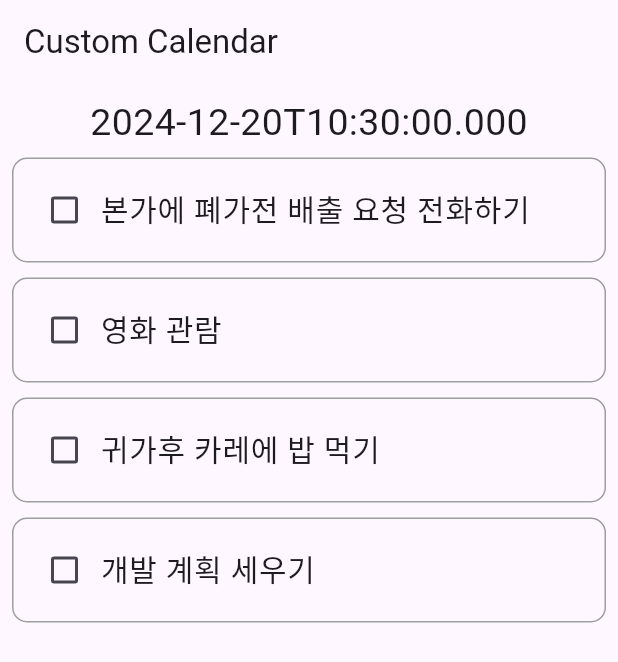
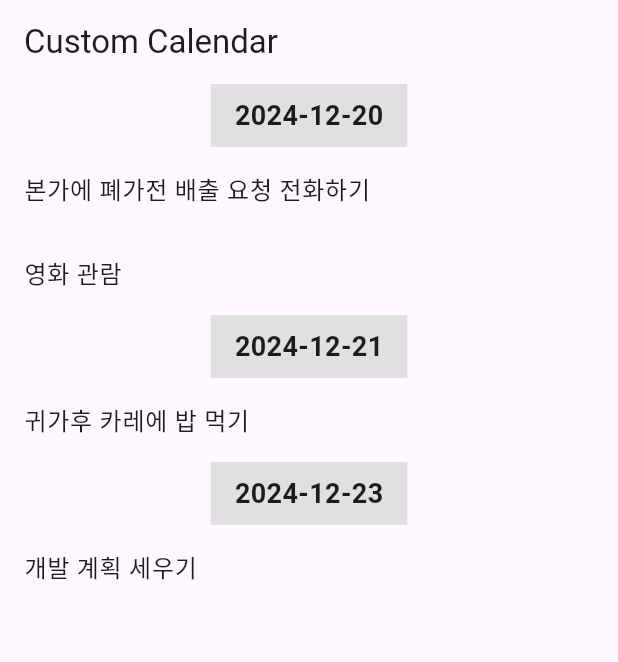
Before and after one commit to gkswl412/simple_todo_calendar, a Flutter app: the screen it shows after launch, on a phone screen of 412 x 824 dp. Shown: the top 662 px of the screen. Run offline on Flutter 3.47's test engine with Material 3 defaults, Android fonts, the phone set to English and light mode, and no system bars.

Commit message:
feat: Rename daily_timeline_view.dart to daily_task_feed_view.dart and add a date-based header to the list view, grouping tasks by their respective dates.

```diff
--- a/lib/main.dart
+++ b/lib/main.dart
@@ -1,6 +1,6 @@
 import 'package:flutter/material.dart';
 import 'package:simple_todo_calendar/models/todo_item.dart';
-import 'package:simple_todo_calendar/views/daily_timeline_view.dart';
+import 'package:simple_todo_calendar/views/daily_task_feed_view.dart';
 
 void main() {
   runApp(const MainApp());
@@ -16,27 +16,31 @@ class MainApp extends StatelessWidget {
           appBar: AppBar(
             title: const Text("Custom Calendar"),
           ),
-          body: DailyTimelineView(
+          body: DailyTaskFeedView(
             selectedDate: DateTime.now(),
             todoItems: [
               TodoItem(
                 note: '본가에 폐가전 배출 요청 전화하기',
                 time: DateTime.now(),
+                date: '2024-12-20',
                 isDone: false,
               ),
               TodoItem(
                 note: '영화 관람',
                 time: DateTime.now(),
+                date: '2024-12-20',
                 isDone: false,
               ),
               TodoItem(
                 note: '귀가후 카레에 밥 먹기',
                 time: DateTime.now(),
+                date: '2024-12-21',
                 isDone: false,
               ),
               TodoItem(
                 note: '개발 계획 세우기',
                 time: DateTime.now(),
+                date: '2024-12-23',
                 isDone: false,
               ),
             ],
--- a/lib/models/todo_item.dart
+++ b/lib/models/todo_item.dart
@@ -1,11 +1,13 @@
 class TodoItem {
   final String note;
   final DateTime time;
+  final String date;
   final bool isDone;
 
   const TodoItem({
     required this.note,
     required this.time,
+    required this.date,
     required this.isDone,
   });
 }
--- /dev/null
+++ b/lib/views/daily_task_feed_view.dart
@@ -0,0 +1,68 @@
+import 'package:flutter/material.dart';
+import 'package:simple_todo_calendar/models/todo_item.dart';
+import 'package:simple_todo_calendar/views/todo_card_view.dart';
+
+class DailyTaskFeedView extends StatefulWidget {
+  final DateTime selectedDate;
+  final List<TodoItem>? todoItems;
+
+  const DailyTaskFeedView({
+    required this.selectedDate,
+    this.todoItems,
+    super.key,
+  });
+
+  @override
+  State<DailyTaskFeedView> createState() => _DailyTaskFeedViewState();
+}
+
+class _DailyTaskFeedViewState extends State<DailyTaskFeedView> {
+  late List<TodoItem> todoItems;
+
+  @override
+  void initState() {
+    super.initState();
+    todoItems = widget.todoItems ?? [];
+  }
+
+  @override
+  Widget build(BuildContext context) {
+    return ListView.builder(
+      itemCount: todoItems.length,
+      itemBuilder: (context, index) {
+        String currentItemDate = todoItems[index].date;
+
+        // 이전 항목의 날짜를 가져오기
+        String previousItemDate = index > 0 ? todoItems[index - 1].date : "";
+
+        // 날짜가 바뀌면 헤더를 추가
+        if (currentItemDate != previousItemDate) {
+          return Column(
+            children: [
+              // 날짜를 헤더로 표시
+              Container(
+                padding:
+                    const EdgeInsets.symmetric(vertical: 8.0, horizontal: 16.0),
+                color: Colors.grey[300],
+                child: Text(
+                  currentItemDate,
+                  style: const TextStyle(
+                      fontSize: 18, fontWeight: FontWeight.bold),
+                ),
+              ),
+              // 해당 날짜의 아이템
+              ListTile(
+                title: Text(todoItems[index].note),
+              ),
+            ],
+          );
+        }
+
+        // 날짜가 같으면 그냥 아이템만 표시
+        return ListTile(
+          title: Text(todoItems[index].note),
+        );
+      },
+    );
+  }
+}
--- a/lib/views/daily_timeline_view.dart
+++ /dev/null
@@ -1,60 +0,0 @@
-import 'package:flutter/material.dart';
-import 'package:simple_todo_calendar/models/todo_item.dart';
-import 'package:simple_todo_calendar/views/todo_card_view.dart';
-
-class DailyTimelineView extends StatefulWidget {
-  final DateTime selectedDate;
-  final List<TodoItem>? todoItems;
-
-  const DailyTimelineView({
-    required this.selectedDate,
-    this.todoItems,
-    super.key,
-  });
-
-  @override
-  State<DailyTimelineView> createState() => _DailyTimelineViewState();
-}
-
-class _DailyTimelineViewState extends State<DailyTimelineView> {
-  late List<TodoItem> todoItems;
-
-  @override
-  void initState() {
-    super.initState();
-    todoItems = widget.todoItems ?? [];
-  }
-
-  @override
-  Widget build(BuildContext context) {
-    return SingleChildScrollView(
-      padding: const EdgeInsets.all(8),
-      child: GestureDetector(
-        onTap: () {
-          FocusScope.of(context).unfocus();
-        },
-        child: Container(
-          child: Column(
-            mainAxisAlignment: MainAxisAlignment.start,
-            crossAxisAlignment: CrossAxisAlignment.stretch,
-            children: [
-              Center(
-                child: Text(
-                  widget.selectedDate.toIso8601String(),
-                  style: const TextStyle(
-                    fontSize: 25,
-                  ),
-                ),
-              ),
-              ...todoItems.map(
-                (item) => TodoCardView(
-                  todoItem: item,
-                ),
-              ),
-            ],
-          ),
-        ),
-      ),
-    );
-  }
-}
```
